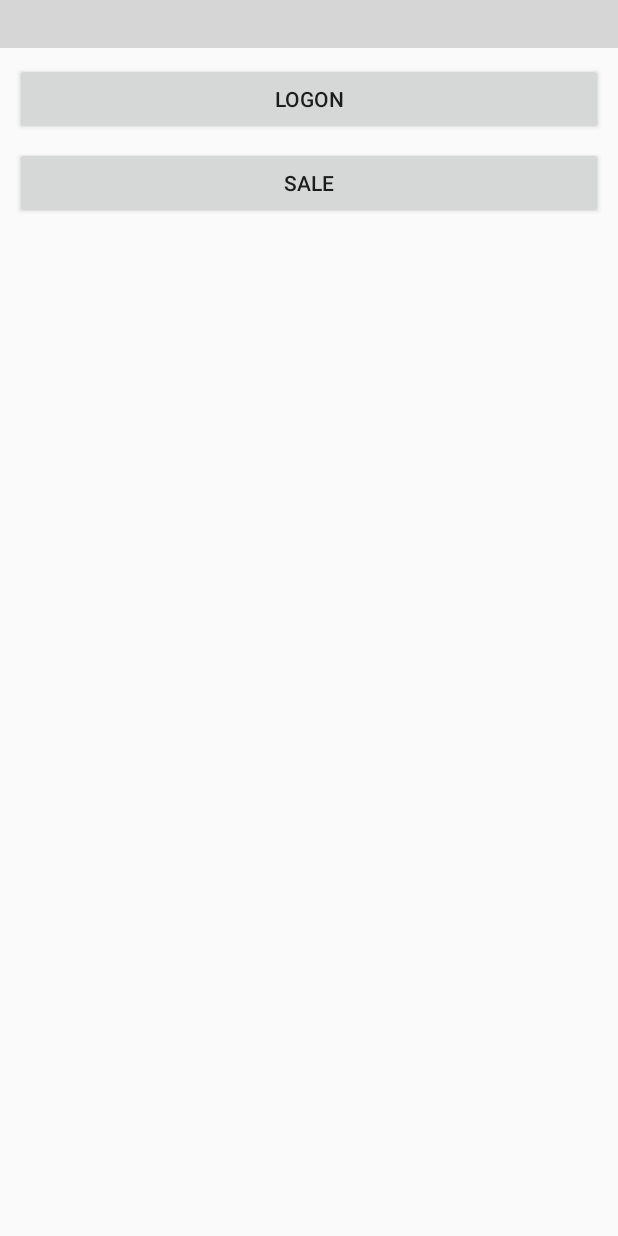
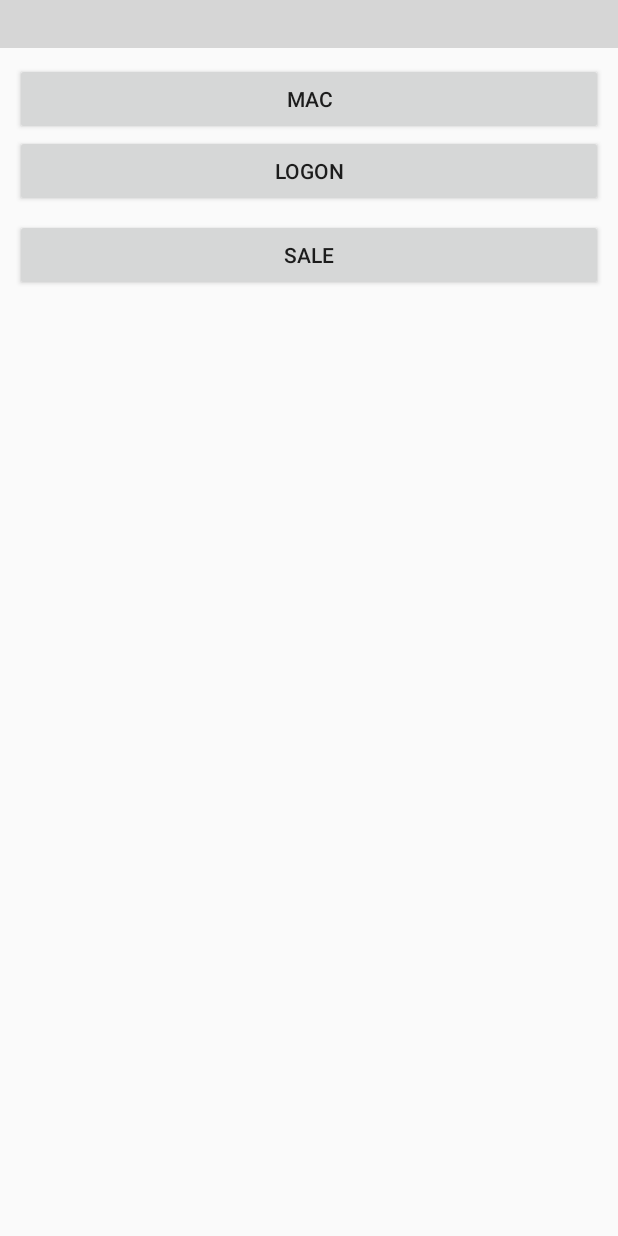
Before and after one commit to LingChenJie/LightEncode, an Android app: the screen it shows after launch (MainActivity), on a phone screen of 412 x 824 dp. Run offline under Robolectric (Android 15) with nearby library versions, the phone set to English and light mode, and no system bars; libraries missing offline, so code that uses them is left out: com.android.architecture; plain views replace TitleBar; grey boxes are pictures that could not be loaded.

Commit message:
feat:demo添加mac

```diff
--- a/app/src/main/assets/iso8583_example_2.xml
+++ b/app/src/main/assets/iso8583_example_2.xml
@@ -73,7 +73,7 @@ ISO8583 报文结构: 报文长度 + HEADER(包含TPDU) + 消息类型标识符(
     <!-- 52 - PIN BLOCK (ENCRYPTED) -->
     <field position="52" lengthEncode="ASC"  lengthType="NONE" dataLength="8"   dataEncode="BIT" alignType="LEFT" padding="0"/>
     <!-- 53 - COMMUNICATION KEY -->
-    <field position="53" lengthEncode="ASC"  lengthType="NONE" dataLength="8"   dataEncode="ASC" alignType="LEFT" padding="0"/>
+    <field position="53" lengthEncode="ASC"  lengthType="PAIR" dataLength="99"  dataEncode="BIT" alignType="LEFT" padding="0"/>
     <!-- 55 - EMV DATA -->
     <field position="55" lengthEncode="ASC"  lengthType="TRIP" dataLength="255" dataEncode="ASC" alignType="LEFT" padding="0"/>
     <!-- 62 - CUSTOMER DEFINED RESPONSE -->
--- a/app/src/main/res/layout/activity_main.xml
+++ b/app/src/main/res/layout/activity_main.xml
@@ -19,6 +19,12 @@
         android:padding="10dp">
 
         <Button
+            android:id="@+id/mac"
+            android:layout_width="match_parent"
+            android:layout_height="wrap_content"
+            android:text="mac" />
+
+        <Button
             android:id="@+id/logon"
             android:layout_width="match_parent"
             android:layout_height="wrap_content"
```
Also changed, not shown: app/src/main/java/com/light/encode/demo/MainActivity.kt (+36 -0 lines).
